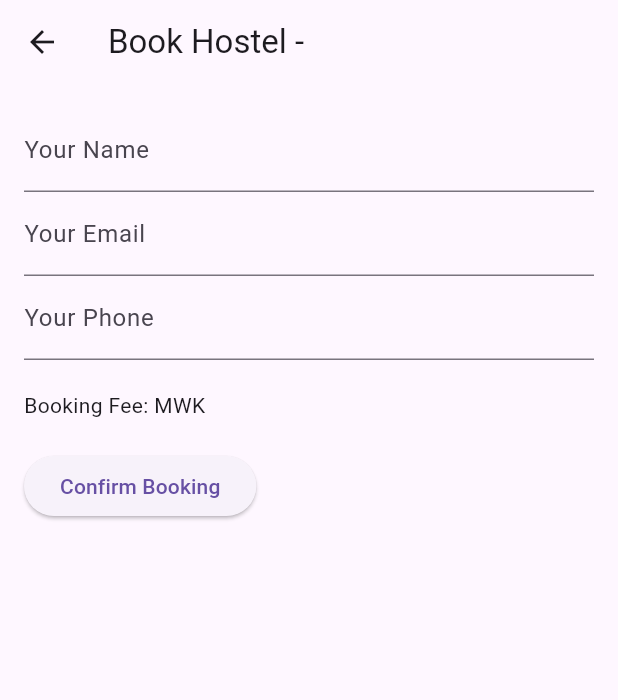
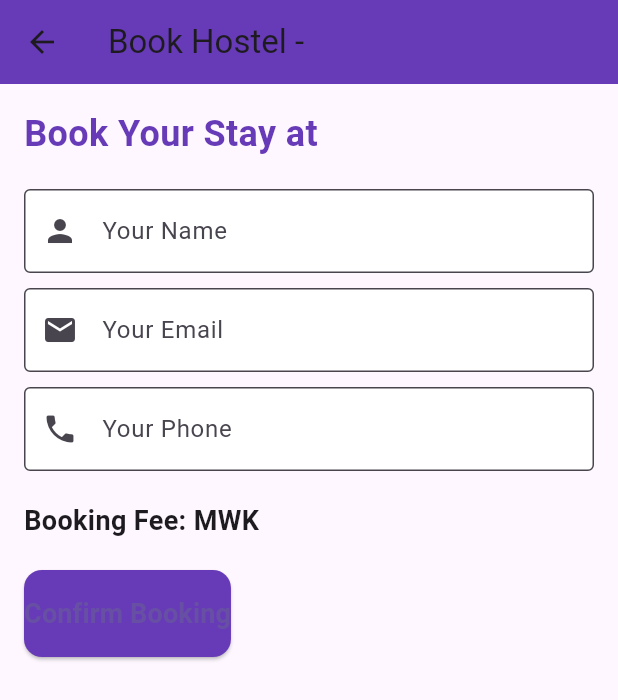
Before and after one commit to sam-zarila/super_App, a Flutter app: the BookingFormPage screen opened directly with empty values, on a phone screen of 412 x 824 dp. Shown: the top 700 px of the screen. Run offline on Flutter 3.47's test engine with Material 3 defaults, Android fonts, the phone set to English and light mode, and no system bars; our stand-ins replace carousel_slider, image_picker, shared_preferences; accounts and stored records are empty.

```diff
--- a/lib/Pages/Bookingform.dart
+++ b/lib/Pages/Bookingform.dart
@@ -18,6 +18,7 @@ class _BookingFormPageState extends State<BookingFormPage> {
   final _emailController = TextEditingController();
   final _phoneController = TextEditingController();
   late DateTime _bookingDate;
+  bool _isLoading = false;
 
   @override
   void initState() {
@@ -27,8 +28,12 @@ class _BookingFormPageState extends State<BookingFormPage> {
 
   Future<void> _submitBooking() async {
     if (_formKey.currentState?.validate() ?? false) {
+      setState(() {
+        _isLoading = true;
+      });
+
       final bookingRequest = BookingRequest(
-        boardingHouseId: widget.hostel.id, // Assuming hostel has an `id` field.
+        boardingHouseId: widget.hostel.id,
         studentName: _nameController.text,
         emailAddress: _emailController.text,
         phoneNumber: _phoneController.text,
@@ -37,10 +42,15 @@ class _BookingFormPageState extends State<BookingFormPage> {
       );
 
       final bookingService = BookingService();
+      try {
         await bookingService.createBooking(bookingRequest);
-
-      // Show success or failure message based on API response
-      // You can navigate to another page or show a dialog here
+      } catch (error) {
+        // Handle errors if necessary
+      } finally {
+        setState(() {
+          _isLoading = false;
+        });
+      }
     }
   }
 
@@ -49,17 +59,31 @@ class _BookingFormPageState extends State<BookingFormPage> {
     return Scaffold(
       appBar: AppBar(
         title: Text('Book Hostel - ${widget.hostel.houseName}'),
+        backgroundColor: Colors.deepPurple,
       ),
       body: Padding(
         padding: const EdgeInsets.all(16.0),
-        child: Form(
+        child: ListView(
+          children: [
+            Text(
+              'Book Your Stay at ${widget.hostel.houseName}',
+              style: TextStyle(fontSize: 24, fontWeight: FontWeight.bold, color: Colors.deepPurple),
+            ),
+            SizedBox(height: 20),
+            Form(
               key: _formKey,
               child: Column(
                 crossAxisAlignment: CrossAxisAlignment.start,
                 children: [
                   TextFormField(
                     controller: _nameController,
-                decoration: InputDecoration(labelText: 'Your Name'),
+                    decoration: InputDecoration(
+                      labelText: 'Your Name',
+                      border: OutlineInputBorder(),
+                      filled: true,
+                      fillColor: Colors.white,
+                      prefixIcon: Icon(Icons.person),
+                    ),
                     validator: (value) {
                       if (value == null || value.isEmpty) {
                         return 'Please enter your name';
@@ -67,9 +91,16 @@ class _BookingFormPageState extends State<BookingFormPage> {
                       return null;
                     },
                   ),
+                  SizedBox(height: 10),
                   TextFormField(
                     controller: _emailController,
-                decoration: InputDecoration(labelText: 'Your Email'),
+                    decoration: InputDecoration(
+                      labelText: 'Your Email',
+                      border: OutlineInputBorder(),
+                      filled: true,
+                      fillColor: Colors.white,
+                      prefixIcon: Icon(Icons.email),
+                    ),
                     validator: (value) {
                       if (value == null || value.isEmpty) {
                         return 'Please enter your email';
@@ -77,9 +108,16 @@ class _BookingFormPageState extends State<BookingFormPage> {
                       return null;
                     },
                   ),
+                  SizedBox(height: 10),
                   TextFormField(
                     controller: _phoneController,
-                decoration: InputDecoration(labelText: 'Your Phone'),
+                    decoration: InputDecoration(
+                      labelText: 'Your Phone',
+                      border: OutlineInputBorder(),
+                      filled: true,
+                      fillColor: Colors.white,
+                      prefixIcon: Icon(Icons.phone),
+                    ),
                     validator: (value) {
                       if (value == null || value.isEmpty) {
                         return 'Please enter your phone number';
@@ -88,14 +126,29 @@ class _BookingFormPageState extends State<BookingFormPage> {
                     },
                   ),
                   SizedBox(height: 20),
-              Text('Booking Fee: MWK ${widget.hostel.bookingFee}'),
+                  Text(
+                    'Booking Fee: MWK ${widget.hostel.bookingFee}',
+                    style: TextStyle(fontSize: 18, fontWeight: FontWeight.bold),
+                  ),
                   SizedBox(height: 20),
-              ElevatedButton(
+                  _isLoading
+                      ? Center(child: CircularProgressIndicator())
+                      : ElevatedButton(
+                          style: ElevatedButton.styleFrom(
+                            backgroundColor: Colors.deepPurple, // Background color
+                            padding: EdgeInsets.symmetric(vertical: 16),
+                            shape: RoundedRectangleBorder(borderRadius: BorderRadius.circular(12)),
+                          ),
                           onPressed: _submitBooking,
-                child: Text('Confirm Booking'),
+                          child: Text(
+                            'Confirm Booking',
+                            style: TextStyle(fontSize: 18, fontWeight: FontWeight.w600),
+                          ),
                         ),
                 ],
               ),
+            ),
+          ],
         ),
       ),
     );
```
Also changed, not shown: lib/services/booking_service.dart (+8 -6 lines), lib/services/paychangu_service.dart (added, +99 -0 lines). Lines whose indentation alone changed are shown as unchanged.
